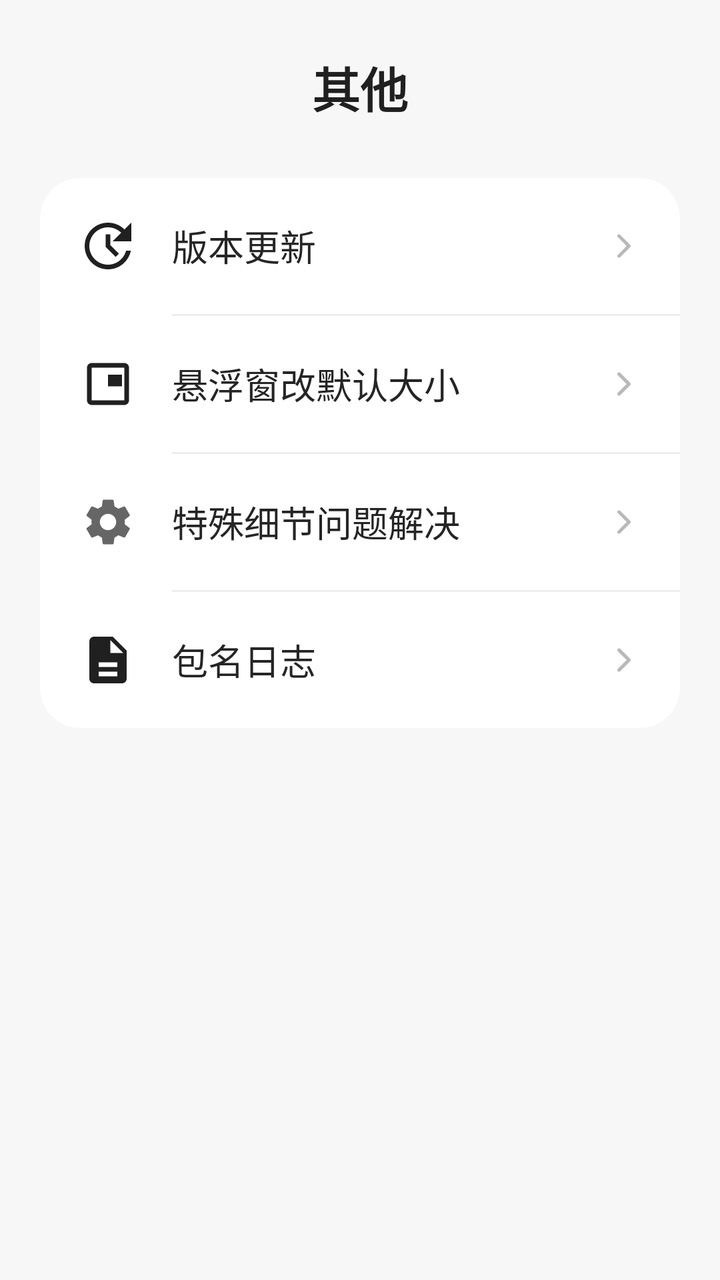
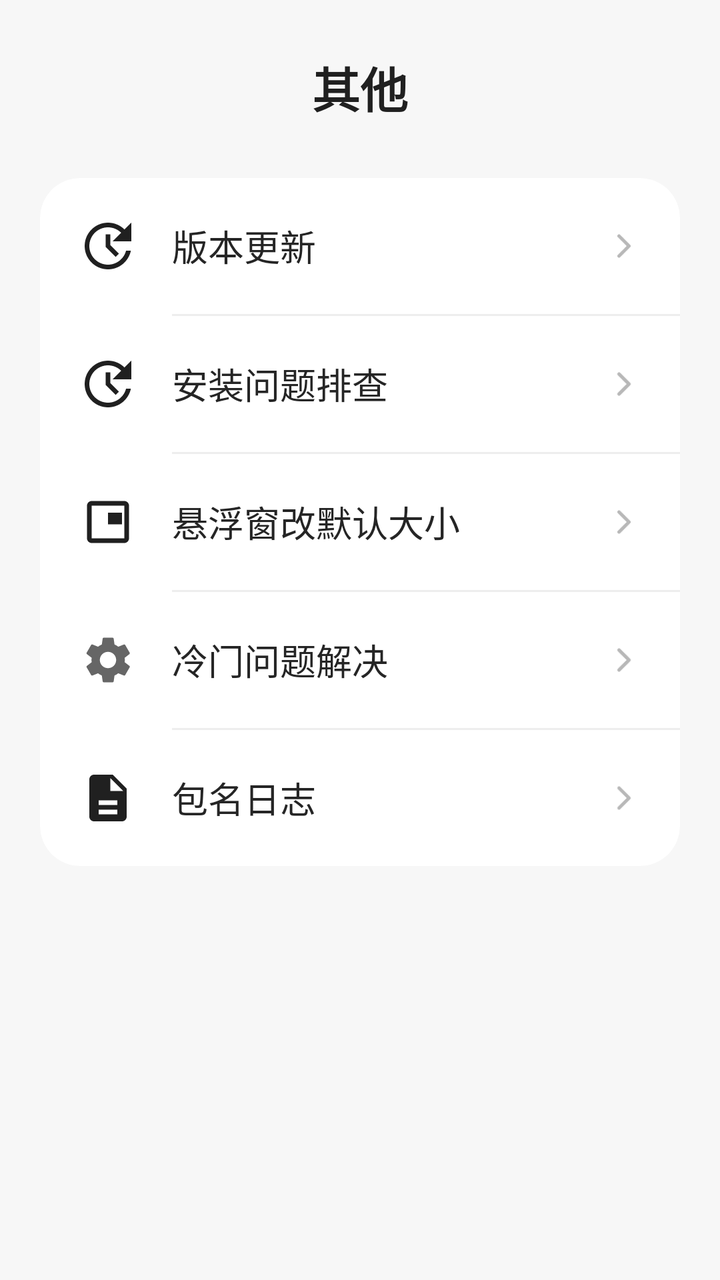

Two renders of the same Android screen: before a commit and after it. Below are the layout's source before the change and the commit's diff.
<!-- AndroidManifest.xml: application theme Theme.Basic -->
<!-- res/layout/fragment_settings.xml -->
<?xml version="1.0" encoding="utf-8"?>
<ScrollView xmlns:android="http://schemas.android.com/apk/res/android"
    xmlns:app="http://schemas.android.com/apk/res-auto"
    android:layout_width="match_parent"
    android:layout_height="match_parent"
    android:background="#F7F7F7"
    android:clipToPadding="false"
    android:fillViewport="true"
    android:overScrollMode="never">

    <LinearLayout
        android:layout_width="match_parent"
        android:layout_height="wrap_content"
        android:orientation="vertical"
        android:paddingStart="20dp"
        android:paddingTop="26dp"
        android:paddingEnd="20dp"
        android:paddingBottom="32dp">

        <TextView
            android:layout_width="match_parent"
            android:layout_height="wrap_content"
            android:layout_marginBottom="28dp"
            android:gravity="center"
            android:text="@string/other_menu_title"
            android:textColor="#202020"
            android:textSize="24sp"
            android:textStyle="bold" />

        <androidx.cardview.widget.CardView
            android:layout_width="match_parent"
            android:layout_height="wrap_content"
            app:cardBackgroundColor="#FFFFFF"
            app:cardCornerRadius="20dp"
            app:cardElevation="0dp"
            app:cardPreventCornerOverlap="true">

            <LinearLayout
                android:layout_width="match_parent"
                android:layout_height="wrap_content"
                android:orientation="vertical">

                <LinearLayout
                    android:id="@+id/row_version_update"
                    android:layout_width="match_parent"
                    android:layout_height="68dp"
                    android:background="?attr/selectableItemBackground"
                    android:clickable="true"
                    android:focusable="true"
                    android:gravity="center_vertical"
                    android:orientation="horizontal"
                    android:paddingStart="20dp"
                    android:paddingEnd="18dp">

                    <ImageView
                        android:layout_width="28dp"
                        android:layout_height="28dp"
                        android:contentDescription="@null"
                        android:src="@drawable/ic_menu_update" />

                    <LinearLayout
                        android:layout_width="wrap_content"
                        android:layout_height="wrap_content"
                        android:layout_marginStart="18dp"
                        android:gravity="center_vertical"
                        android:orientation="horizontal">

                        <TextView
                            android:layout_width="wrap_content"
                            android:layout_height="wrap_content"
                            android:text="@string/version_update"
                            android:textColor="#252525"
                            android:textSize="18sp" />

                        <TextView
                            android:id="@+id/iv_version_update_red_dot"
                            android:layout_width="16dp"
                            android:layout_height="16dp"
                            android:layout_marginStart="5dp"
                            android:background="@drawable/red_badge_with_1"
                            android:gravity="center"
                            android:includeFontPadding="false"
                            android:text="@string/update_badge_count"
                            android:textColor="#FFFFFF"
                            android:textSize="11sp"
                            android:textStyle="bold"
                            android:visibility="gone" />

                    </LinearLayout>

                    <Space
                        android:layout_width="0dp"
                        android:layout_height="1dp"
                        android:layout_weight="1" />

                    <ImageView
                        android:layout_width="20dp"
                        android:layout_height="20dp"
                        android:contentDescription="@null"
                        android:src="@drawable/ic_menu_chevron" />

                </LinearLayout>

                <View
                    android:layout_width="match_parent"
                    android:layout_height="1dp"
                    android:layout_marginStart="66dp"
                    android:background="#EEEEEE" />

                <LinearLayout
                    android:id="@+id/row_floating_settings"
                    android:layout_width="match_parent"
                    android:layout_height="68dp"
                    android:background="?attr/selectableItemBackground"
                    android:clickable="true"
                    android:focusable="true"
                    android:gravity="center_vertical"
                    android:orientation="horizontal"
                    android:paddingStart="20dp"
                    android:paddingEnd="18dp">

                    <ImageView
                        android:layout_width="28dp"
                        android:layout_height="28dp"
                        android:contentDescription="@null"
                        android:src="@drawable/ic_menu_floating" />

                    <TextView
                        android:layout_width="0dp"
                        android:layout_height="wrap_content"
                        android:layout_marginStart="18dp"
                        android:layout_weight="1"
                        android:text="@string/floating_window_settings"
                        android:textColor="#252525"
                        android:textSize="18sp" />

                    <ImageView
                        android:layout_width="20dp"
                        android:layout_height="20dp"
                        android:contentDescription="@null"
                        android:src="@drawable/ic_menu_chevron" />

                </LinearLayout>

                <View
                    android:layout_width="match_parent"
                    android:layout_height="1dp"
                    android:layout_marginStart="66dp"
                    android:background="#EEEEEE" />

                <LinearLayout
                    android:id="@+id/row_special_details"
                    android:layout_width="match_parent"
                    android:layout_height="68dp"
                    android:background="?attr/selectableItemBackground"
                    android:clickable="true"
                    android:focusable="true"
                    android:gravity="center_vertical"
                    android:orientation="horizontal"
                    android:paddingStart="20dp"
                    android:paddingEnd="18dp">

                    <ImageView
                        android:layout_width="28dp"
                        android:layout_height="28dp"
                        android:contentDescription="@null"
                        android:src="@drawable/ic_settings" />

                    <TextView
                        android:layout_width="0dp"
                        android:layout_height="wrap_content"
                        android:layout_marginStart="18dp"
                        android:layout_weight="1"
                        android:text="@string/special_details"
                        android:textColor="#252525"
                        android:textSize="18sp" />

                    <ImageView
                        android:layout_width="20dp"
                        android:layout_height="20dp"
                        android:contentDescription="@null"
                        android:src="@drawable/ic_menu_chevron" />

                </LinearLayout>

                <View
                    android:layout_width="match_parent"
                    android:layout_height="1dp"
                    android:layout_marginStart="66dp"
                    android:background="#EEEEEE" />

                <LinearLayout
                    android:id="@+id/row_package_log"
                    android:layout_width="match_parent"
                    android:layout_height="68dp"
                    android:background="?attr/selectableItemBackground"
                    android:clickable="true"
                    android:focusable="true"
                    android:gravity="center_vertical"
                    android:orientation="horizontal"
                    android:paddingStart="20dp"
                    android:paddingEnd="18dp">

                    <ImageView
                        android:layout_width="28dp"
                        android:layout_height="28dp"
                        android:contentDescription="@null"
                        android:src="@drawable/ic_menu_log" />

                    <TextView
                        android:layout_width="0dp"
                        android:layout_height="wrap_content"
                        android:layout_marginStart="18dp"
                        android:layout_weight="1"
                        android:text="@string/package_name_log"
                        android:textColor="#252525"
                        android:textSize="18sp" />

                    <ImageView
                        android:layout_width="20dp"
                        android:layout_height="20dp"
                        android:contentDescription="@null"
                        android:src="@drawable/ic_menu_chevron" />

                </LinearLayout>

            </LinearLayout>

        </androidx.cardview.widget.CardView>

    </LinearLayout>

</ScrollView>
<!-- resources referenced by this layout -->
<resources>
  <!-- drawable ic_menu_chevron (drawable) -->
  <vector xmlns:android="http://schemas.android.com/apk/res/android"
      android:width="24dp"
      android:height="24dp"
      android:viewportWidth="24"
      android:viewportHeight="24">
      <path
          android:fillColor="@android:color/transparent"
          android:pathData="M9,6 L15,12 L9,18"
          android:strokeColor="#B8B8B8"
          android:strokeLineCap="round"
          android:strokeLineJoin="round"
          android:strokeWidth="2" />
  </vector>
  <!-- drawable ic_menu_floating (drawable) -->
  <vector xmlns:android="http://schemas.android.com/apk/res/android"
      android:width="24dp"
      android:height="24dp"
      android:viewportWidth="24"
      android:viewportHeight="24">
      <path
          android:fillColor="#202020"
          android:pathData="M19,3H5c-1.1,0 -2,0.9 -2,2v14c0,1.1 0.9,2 2,2h14c1.1,0 2,-0.9 2,-2V5c0,-1.1 -0.9,-2 -2,-2zM19,19H5V5h14v14zM18,8h-6v5h6V8z" />
  </vector>
  <!-- drawable ic_menu_log (drawable) -->
  <vector xmlns:android="http://schemas.android.com/apk/res/android"
      android:width="24dp"
      android:height="24dp"
      android:viewportWidth="24"
      android:viewportHeight="24">
      <path
          android:fillColor="#202020"
          android:pathData="M14,2H6c-1.1,0 -2,0.9 -2,2v16c0,1.1 0.9,2 2,2h12c1.1,0 2,-0.9 2,-2V8l-6,-6zM13,9V3.5L18.5,9H13zM8,13h8v2H8v-2zM8,17h8v2H8v-2z" />
  </vector>
  <!-- drawable ic_menu_update (drawable) -->
  <vector xmlns:android="http://schemas.android.com/apk/res/android"
      android:width="24dp"
      android:height="24dp"
      android:viewportWidth="24"
      android:viewportHeight="24">
      <path
          android:fillColor="#202020"
          android:pathData="M12,2C6.48,2 2,6.48 2,12s4.48,10 10,10c4.84,0 8.87,-3.44 9.8,-8h-2.06c-0.9,3.44 -4.03,6 -7.74,6 -4.42,0 -8,-3.58 -8,-8s3.58,-8 8,-8c2.21,0 4.21,0.9 5.66,2.34L14,10h8V2l-2.93,2.93C17.26,3.12 14.76,2 12,2zM11,7v5.41l4.29,4.29 1.41,-1.41 -3.7,-3.7V7h-2z" />
  </vector>
  <!-- drawable red_badge_with_1 (drawable) -->
  <?xml version="1.0" encoding="utf-8"?>
  <shape xmlns:android="http://schemas.android.com/apk/res/android"
      android:shape="oval">
      <solid android:color="#F44336" />
      <size
          android:width="16dp"
          android:height="16dp" />
  </shape>
  <string name="floating_window_settings">悬浮窗改默认大小</string>
  <string name="other_menu_title">其他</string>
  <string name="package_name_log">包名日志</string>
  <string name="special_details">特殊细节问题解决</string>
  <string name="update_badge_count" translatable="false">1</string>
  <string name="version_update">版本更新</string>
  <style name="Theme.Basic" parent="Base.Theme.Basic" />
  <style name="Base.Theme.Basic" parent="Theme.Material3.DayNight.NoActionBar">
          
          
      </style>
  <!-- unchanged entries left out for length: 1 -->
</resources>

<!-- the commit's change to res/layout/fragment_settings.xml (unified diff, before → after) -->
@@ -108,6 +108,47 @@
                     android:background="#EEEEEE" />
 
                 <LinearLayout
+                    android:id="@+id/row_install_troubleshooting"
+                    android:layout_width="match_parent"
+                    android:layout_height="68dp"
+                    android:background="?attr/selectableItemBackground"
+                    android:clickable="true"
+                    android:focusable="true"
+                    android:gravity="center_vertical"
+                    android:orientation="horizontal"
+                    android:paddingStart="20dp"
+                    android:paddingEnd="18dp">
+
+                    <ImageView
+                        android:layout_width="28dp"
+                        android:layout_height="28dp"
+                        android:contentDescription="@null"
+                        android:src="@drawable/ic_menu_update" />
+
+                    <TextView
+                        android:layout_width="0dp"
+                        android:layout_height="wrap_content"
+                        android:layout_marginStart="18dp"
+                        android:layout_weight="1"
+                        android:text="@string/install_troubleshooting"
+                        android:textColor="#252525"
+                        android:textSize="18sp" />
+
+                    <ImageView
+                        android:layout_width="20dp"
+                        android:layout_height="20dp"
+                        android:contentDescription="@null"
+                        android:src="@drawable/ic_menu_chevron" />
+
+                </LinearLayout>
+
+                <View
+                    android:layout_width="match_parent"
+                    android:layout_height="1dp"
+                    android:layout_marginStart="66dp"
+                    android:background="#EEEEEE" />
+
+                <LinearLayout
                     android:id="@+id/row_floating_settings"
                     android:layout_width="match_parent"
                     android:layout_height="68dp"
<!-- resource entries referenced after the edit -->
@@ -54,9 +54,10 @@
           android:height="16dp" />
   </shape>
   <string name="floating_window_settings">悬浮窗改默认大小</string>
+  <string name="install_troubleshooting">安装问题排查</string>
   <string name="other_menu_title">其他</string>
   <string name="package_name_log">包名日志</string>
-  <string name="special_details">特殊细节问题解决</string>
+  <string name="special_details">冷门问题解决</string>
   <string name="update_badge_count" translatable="false">1</string>
   <string name="version_update">版本更新</string>
   <style name="Theme.Basic" parent="Base.Theme.Basic" />
